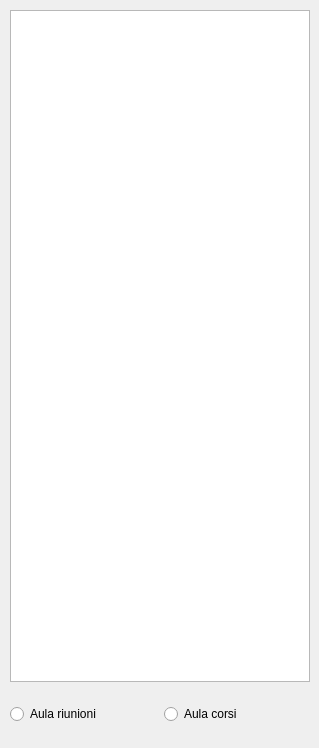
Old version of the form meetingroomdaily.ui in the repository lucapegolotti/coworking.
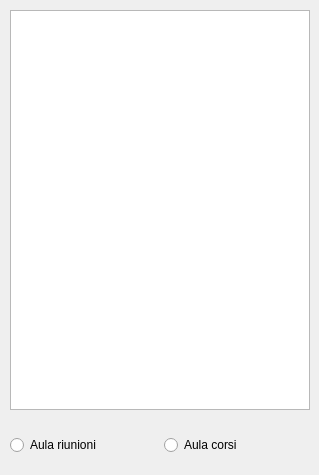
New version of the form.

Commit message: Shrink meetingroom window to fit low res screens

```diff
--- a/meetingroomdaily.ui
+++ b/meetingroomdaily.ui
@@ -7,19 +7,19 @@
     <x>0</x>
     <y>0</y>
     <width>319</width>
-    <height>748</height>
+    <height>475</height>
    </rect>
   </property>
   <property name="minimumSize">
    <size>
     <width>319</width>
-    <height>748</height>
+    <height>475</height>
    </size>
   </property>
   <property name="maximumSize">
    <size>
     <width>319</width>
-    <height>748</height>
+    <height>475</height>
    </size>
   </property>
   <property name="windowTitle">
@@ -31,7 +31,7 @@
      <x>10</x>
      <y>10</y>
      <width>300</width>
-     <height>672</height>
+     <height>400</height>
     </rect>
    </property>
    <property name="midLineWidth">
@@ -60,7 +60,7 @@
    <property name="geometry">
     <rect>
      <x>10</x>
-     <y>689</y>
+     <y>420</y>
      <width>301</width>
      <height>51</height>
     </rect>
```
Left out of the diff: 3 changed lines with no effect on the pictures.
